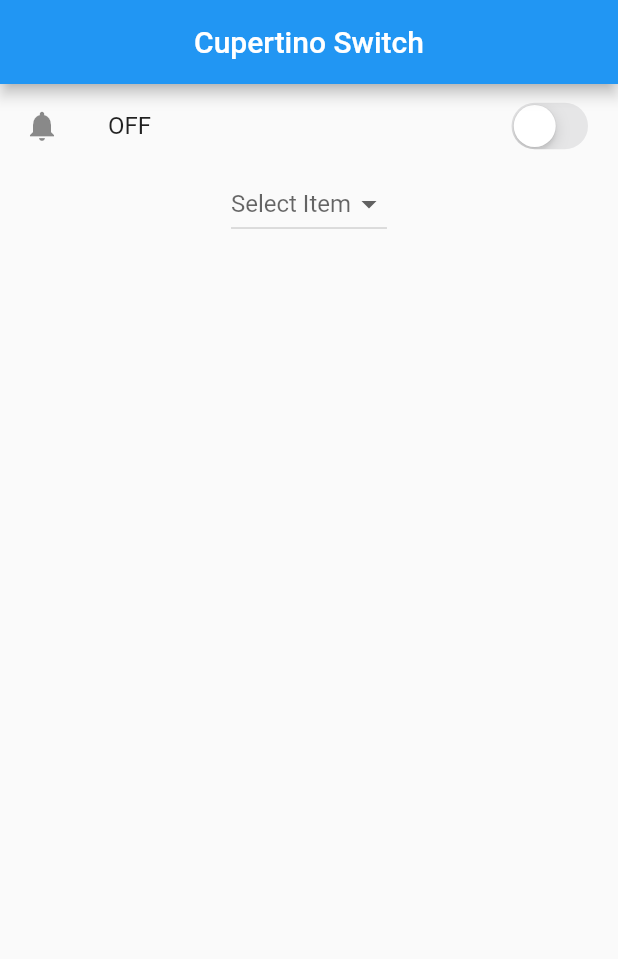
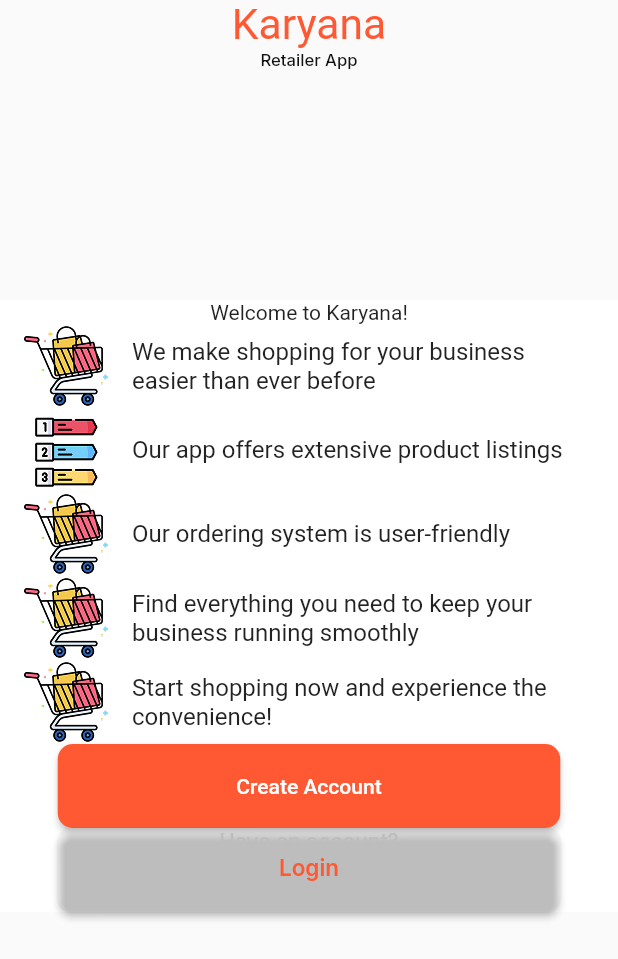
Before and after one commit to AbRehman536/Flutter_sec_8, a Flutter app: the screen it shows after launch, on a phone screen of 412 x 824 dp. Shown: the top 959 px of the screen. Run offline on Flutter 3.47's test engine with Material 3 defaults, Android fonts, the phone set to English and light mode, and no system bars; our stand-ins replace google_fonts, google_maps_flutter.

Commit message:
Project Done

```diff
--- a/lib/date_time_picker.dart
+++ b/lib/date_time_picker.dart
@@ -22,7 +22,7 @@
       ),
      body: Column(children: [
        Text(
-          DateFormat.yMMMEd().format(selectedDate),
+         DateFormat.yMEd().format(selectedDate),
          style: TextStyle(fontWeight: FontWeight.w900,fontSize: 30),
        ),
        ElevatedButton(onPressed: (){
@@ -35,13 +35,9 @@
                });
          });
        }, child: Text("Show Date Picker")),
-        SizedBox(height: 20,),
        Text(
          selectedTime.format(context).toString(),
-          style: TextStyle(
-            fontSize: 30,
-            fontWeight: FontWeight.w500,
-          ),
+         style: TextStyle(fontSize: 30,fontWeight: FontWeight.w900),
        ),
        ElevatedButton(onPressed: (){
          showTimePicker(
--- a/lib/main.dart
+++ b/lib/main.dart
@@ -16,6 +16,7 @@
 import 'package:flutter_sec_8/multiple_selection.dart';
 import 'package:flutter_sec_8/nested_row_column.dart';
 import 'package:flutter_sec_8/network_image.dart';
+import 'package:flutter_sec_8/onBoarding.dart';
 import 'package:flutter_sec_8/pageview.dart';
 import 'package:flutter_sec_8/passing_parameters/screen_a.dart';
 import 'package:flutter_sec_8/popup_menu_demo.dart';
@@ -61,7 +62,7 @@
         colorScheme: ColorScheme.fromSeed(seedColor: Colors.deepPurple),
         useMaterial3: false,
       ),
-      home: CupertinoSwitchDemo(),
+      home: Onboarding(),
     );
   }
 }
--- /dev/null
+++ b/lib/onBoarding.dart
@@ -0,0 +1,97 @@
+import 'package:flutter/material.dart';
+import 'package:google_fonts/google_fonts.dart';
+
+class Onboarding extends StatelessWidget {
+  const Onboarding({super.key});
+
+  @override
+  Widget build(BuildContext context) {
+    return Scaffold(
+      body: SingleChildScrollView(
+        child: Column(children: [
+          Container(
+            height: 200,
+            child:
+            Column(children: [
+              Text("Karyana",style: GoogleFonts.kronaOne(
+                fontWeight: FontWeight.w400,
+                fontSize: 28.4,
+                color: Color(0xffFF5934),
+              ),),
+              Text("Retailer App",style: GoogleFonts.inter(
+                fontSize: 11.11,
+                fontWeight: FontWeight.w500,
+                color: Color(0xff121212),
+              ),),
+          ],)
+
+          ),
+
+          Container(
+            color: Color(0xffFFFFFF),
+              child:
+                  Column(children: [
+                    Text("Welcome to Karyana!"),
+                    ListTile(
+                      leading: Image.asset("assets/images/first.png"),
+                      title: Text("We make shopping for your business easier than ever before"),
+                    ),
+                    ListTile(
+                      leading: Image.asset("assets/images/second.png"),
+                      title: Text("Our app offers extensive product listings"),
+                    ),
+                    ListTile(
+                      leading: Image.asset("assets/images/first.png"),
+                      title: Text("Our ordering system is user-friendly"),
+                    ),
+                    ListTile(
+                      leading: Image.asset("assets/images/first.png"),
+                      title: Text("Find everything you need to keep your business running smoothly"),
+                    ),
+                    ListTile(
+                      leading: Image.asset("assets/images/first.png"),
+                      title: Text("Start shopping now and experience the convenience!"),
+                    ),
+                    SizedBox(
+                      width: 335,height: 56,
+                      child: ElevatedButton(onPressed: (){},
+                          style: ElevatedButton.styleFrom(
+                              backgroundColor: Color(0xffFF5934),
+                              foregroundColor: Color(0xffFFFFFF),
+                              shape: RoundedRectangleBorder(
+                                  borderRadius: BorderRadius.circular(10)
+                              )
+                          ),
+                          child: Text("Create Account")),
+                    ),
+                    SizedBox(
+                      width: 335,height: 56,
+                      child: ElevatedButton(onPressed: (){},
+                          style: ElevatedButton.styleFrom(
+                              backgroundColor: Color(0xffFFFFF),
+                              shape: RoundedRectangleBorder(
+                                borderRadius: BorderRadius.circular(10),
+
+                              )
+                          ),
+                          child: Column(children: [
+                            Text("Have an account?",style: GoogleFonts.inter(
+                                fontWeight: FontWeight.w500,
+                                fontSize: 14,
+                                color: Color(0xffBDBDBD)
+                            ),),
+                            Text("Login",style: GoogleFonts.inter(
+                                fontWeight: FontWeight.w600,
+                                fontSize: 15,
+                                color: Color(0xffFF5934)
+                            ),)
+                          ],)),
+                    ),
+                  ],)
+              ),
+
+        ],),
+      ),
+    );
+  }
+}
--- a/pubspec.yaml
+++ b/pubspec.yaml
@@ -38,6 +38,7 @@
   intl: ^0.20.2
   provider: ^6.1.5+1
   google_maps_flutter: ^2.13.1
+  google_fonts: ^6.3.2
 
 dev_dependencies:
   flutter_test:
```
Also changed, not shown: assets/images/first.png (added), assets/images/second.png (added), pubspec.lock, 1 other file. Lines whose indentation alone changed are shown as unchanged.
